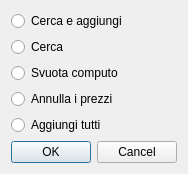
First picture: the form in qcostgui/setpricelistmodegui.ui, repository mickele77/qcost, before the edit.
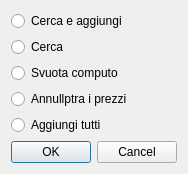
Second picture: the form after the edit.

```diff
--- a/qcostgui/setpricelistmodegui.ui
+++ b/qcostgui/setpricelistmodegui.ui
@@ -55,7 +55,7 @@
    <item row="3" column="0">
     <widget class="QRadioButton" name="nullPriceItemRadioButton">
      <property name="text">
-      <string>Annulla i prezzi</string>
+      <string>Annullptra i prezzi</string>
      </property>
     </widget>
    </item>
```
Left out of the diff: 2 changed lines with no effect on the pictures.
